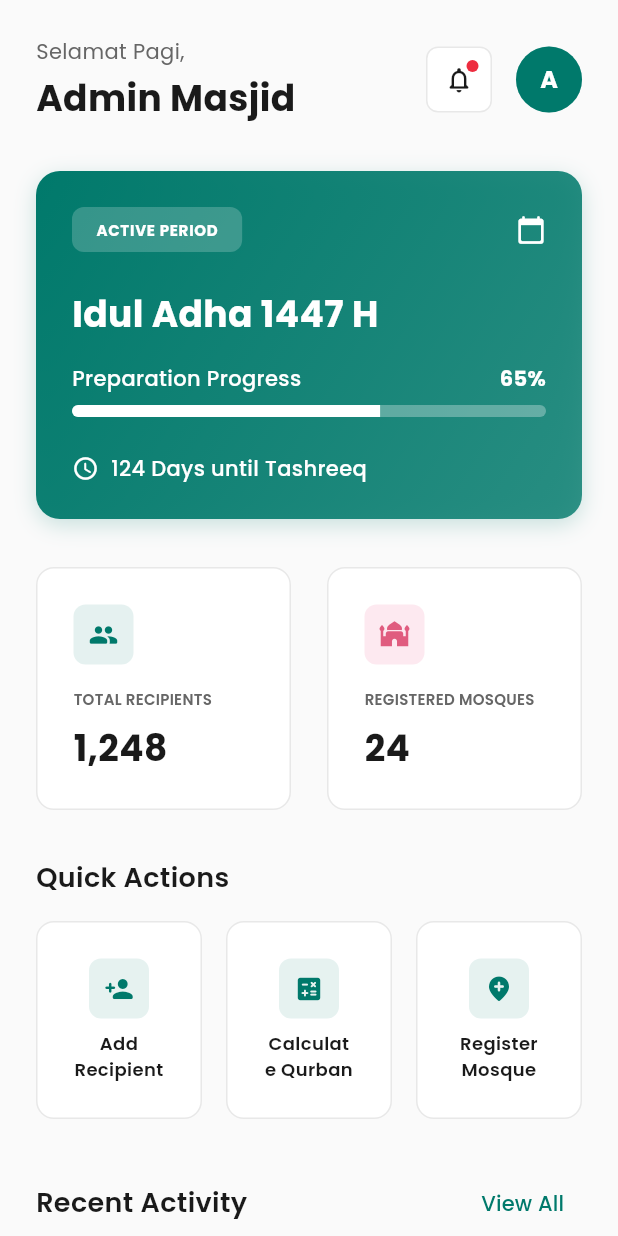
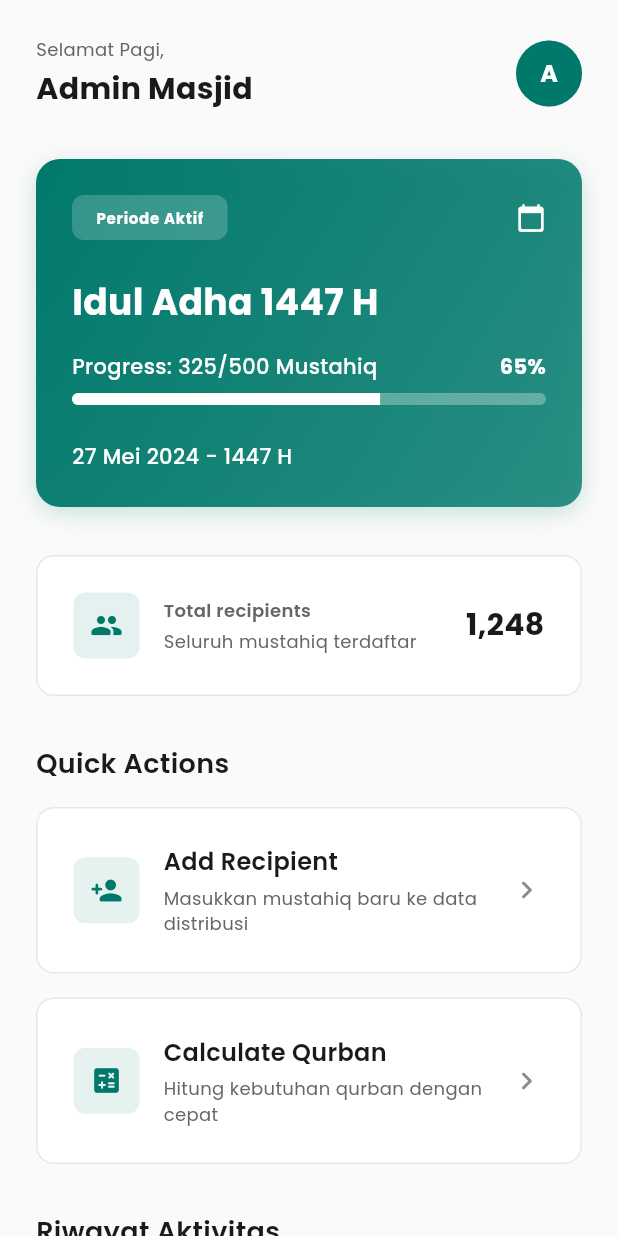
Before and after one commit to ahmaddzidnii/kurbankit-uas-kelompok-ppb, a Flutter app: the AdminHomePage screen opened by its route, on a phone screen of 412 x 824 dp. Run offline on Flutter 3.47's test engine with Material 3 defaults, Android fonts, the phone set to English and light mode, and no system bars; our stand-ins replace dio, flutter_secure_storage, get_it, go_router, package_info_plus, shared_preferences; accounts and stored records are empty.

Commit message:
feat: reorganize onboarding and splash screens; remove unused auth page and update routing refactor: enhance admin home page layout and statistics display; remove guide card fix: update import paths for onboarding and splash screens

```diff
--- a/lib/app_router.dart
+++ b/lib/app_router.dart
@@ -22,7 +22,7 @@ import 'package:qurban_kit/features/mosque_dashboard/presentation/screens/recipi
 import 'package:qurban_kit/features/mosque_dashboard/presentation/screens/recipients/recipients_page.dart';
 import 'package:qurban_kit/features/mosque_dashboard/presentation/screens/settings/mosque_settings_page.dart';
 import 'package:qurban_kit/features/mosque_registration/presentation/mosque_registration/screens/mosque_registration_page.dart';
-import 'package:qurban_kit/features/onboarding/presentation/onboarding/screens/onboarding.dart';
+import 'package:qurban_kit/features/onboarding/presentation/screens/onboarding.dart';
 import 'package:qurban_kit/features/qurban_distribution/data/models/calculator_models.dart';
 import 'package:qurban_kit/features/splash/presentation/screens/splash.dart';
 
--- a/lib/features/mosque_dashboard/presentation/mosque_dashboard/screens/dashboard/admin_home_page.dart
+++ b/lib/features/mosque_dashboard/presentation/mosque_dashboard/screens/dashboard/admin_home_page.dart
@@ -82,10 +82,6 @@ class _AdminHomePageState extends State<AdminHomePage> {
                 // Recent activity
                 _buildRecentActivitySection(),
                 const SizedBox(height: AppSpacing.xl),
-
-                // Guide card
-                _buildGuideCard(),
-                const SizedBox(height: AppSpacing.lg),
               ],
             ),
           ),
@@ -105,7 +101,7 @@ class _AdminHomePageState extends State<AdminHomePage> {
               Text(
                 'Selamat Pagi,',
                 style: TextStyle(
-                  fontSize: AppTypography.bodyMedium,
+                  fontSize: AppTypography.bodySmall,
                   color: AppColors.textSubdued,
                   fontWeight: AppTypography.regular,
                 ),
@@ -114,7 +110,7 @@ class _AdminHomePageState extends State<AdminHomePage> {
               Text(
                 _user?.name ?? 'Admin Masjid',
                 style: const TextStyle(
-                  fontSize: AppTypography.displaySmall,
+                  fontSize: AppTypography.headingLarge,
                   fontWeight: AppTypography.bold,
                   color: AppColors.textBase,
                 ),
@@ -124,42 +120,6 @@ class _AdminHomePageState extends State<AdminHomePage> {
         ),
         Row(
           children: [
-            // Notification icon
-            Container(
-              width: 44,
-              height: 44,
-              decoration: BoxDecoration(
-                color: AppColors.backgroundElevatedBase,
-                borderRadius: BorderRadius.circular(AppRadius.sm),
-                border: Border.all(
-                  color: AppColors.decorativeSubdued,
-                  width: 1,
-                ),
-              ),
-              child: Stack(
-                alignment: Alignment.center,
-                children: [
-                  Icon(
-                    Icons.notifications_none_rounded,
-                    color: AppColors.textBase,
-                    size: 20,
-                  ),
-                  Positioned(
-                    top: 8,
-                    right: 8,
-                    child: Container(
-                      width: 8,
-                      height: 8,
-                      decoration: BoxDecoration(
-                        color: AppColors.essentialNegative,
-                        shape: BoxShape.circle,
-                      ),
-                    ),
-                  ),
-                ],
-              ),
-            ),
-            const SizedBox(width: AppSpacing.md),
             // Profile avatar
             GestureDetector(
               onTap: () {
@@ -234,7 +194,7 @@ class _AdminHomePageState extends State<AdminHomePage> {
                   borderRadius: BorderRadius.circular(AppRadius.sm),
                 ),
                 child: const Text(
-                  'ACTIVE PERIOD',
+                  'Periode Aktif',
                   style: TextStyle(
                     fontSize: AppTypography.labelSmall,
                     fontWeight: AppTypography.bold,
@@ -267,7 +227,7 @@ class _AdminHomePageState extends State<AdminHomePage> {
                 mainAxisAlignment: MainAxisAlignment.spaceBetween,
                 children: [
                   const Text(
-                    'Preparation Progress',
+                    'Progress: 325/500 Mustahiq',
                     style: TextStyle(
                       fontSize: AppTypography.bodyMedium,
                       fontWeight: AppTypography.medium,
@@ -301,10 +261,8 @@ class _AdminHomePageState extends State<AdminHomePage> {
           // Days remaining
           Row(
             children: [
-              Icon(Icons.access_time_rounded, color: Colors.white, size: 18),
-              const SizedBox(width: AppSpacing.sm),
               const Text(
-                '124 Days until Tashreeq',
+                '27 Mei 2024 - 1447 H',
                 style: TextStyle(
                   fontSize: AppTypography.bodyMedium,
                   fontWeight: AppTypography.medium,
@@ -319,28 +277,78 @@ class _AdminHomePageState extends State<AdminHomePage> {
   }
 
   Widget _buildStatisticsSection() {
-    return Row(
-      children: [
-        Expanded(
-          child: _buildStatisticCard(
+    return _buildCompactStatisticCard(
       icon: Icons.people_rounded,
-            title: 'TOTAL RECIPIENTS',
+      title: 'Total recipients',
       value: '1,248',
+      subtitle: 'Seluruh mustahiq terdaftar',
       backgroundColor: AppColors.essentialBrightAccent.withOpacity(0.1),
       iconColor: AppColors.essentialBrightAccent,
+    );
+  }
+
+  Widget _buildCompactStatisticCard({
+    required IconData icon,
+    required String title,
+    required String value,
+    required String subtitle,
+    required Color backgroundColor,
+    required Color iconColor,
+  }) {
+    return Container(
+      width: double.infinity,
+      padding: const EdgeInsets.all(AppSpacing.lg),
+      decoration: BoxDecoration(
+        color: AppColors.backgroundElevatedBase,
+        border: Border.all(color: AppColors.decorativeSubdued, width: 1),
+        borderRadius: BorderRadius.circular(AppRadius.md),
+      ),
+      child: Row(
+        children: [
+          Container(
+            width: 44,
+            height: 44,
+            decoration: BoxDecoration(
+              color: backgroundColor,
+              borderRadius: BorderRadius.circular(AppRadius.sm),
+            ),
+            child: Icon(icon, color: iconColor, size: 22),
+          ),
+          const SizedBox(width: AppSpacing.md),
+          Expanded(
+            child: Column(
+              crossAxisAlignment: CrossAxisAlignment.start,
+              children: [
+                Text(
+                  title,
+                  style: TextStyle(
+                    fontSize: AppTypography.labelMedium,
+                    fontWeight: AppTypography.semiBold,
+                    color: AppColors.textSubdued,
                   ),
                 ),
-        const SizedBox(width: AppSpacing.lg),
-        Expanded(
-          child: _buildStatisticCard(
-            icon: Icons.mosque_rounded,
-            title: 'REGISTERED MOSQUES',
-            value: '24',
-            backgroundColor: const Color(0xFFFCE4EC).withOpacity(0.8),
-            iconColor: const Color(0xFFE05C7F),
+                const SizedBox(height: AppSpacing.xs),
+                Text(
+                  subtitle,
+                  style: TextStyle(
+                    fontSize: AppTypography.bodySmall,
+                    color: AppColors.textSubdued,
                   ),
                 ),
               ],
+            ),
+          ),
+          const SizedBox(width: AppSpacing.md),
+          Text(
+            value,
+            style: const TextStyle(
+              fontSize: AppTypography.headingLarge,
+              fontWeight: AppTypography.bold,
+              color: AppColors.textBase,
+            ),
+          ),
+        ],
+      ),
     );
   }
 
@@ -407,36 +415,24 @@ class _AdminHomePageState extends State<AdminHomePage> {
           ),
         ),
         const SizedBox(height: AppSpacing.md),
-        Row(
+        Column(
           children: [
-            Expanded(
-              child: _buildActionButton(
+            _buildActionButton(
               icon: Icons.person_add_rounded,
               label: 'Add Recipient',
+              description: 'Masukkan mustahiq baru ke data distribusi',
               onTap: () {
                 context.push('/mosque-recipient-form');
               },
             ),
-            ),
-            const SizedBox(width: AppSpacing.md),
-            Expanded(
-              child: _buildActionButton(
+            const SizedBox(height: AppSpacing.md),
+            _buildActionButton(
               icon: Icons.calculate_rounded,
               label: 'Calculate Qurban',
+              description: 'Hitung kebutuhan qurban dengan cepat',
               onTap: () {
                 context.push('/calculator-template-selection');
               },
-              ),
-            ),
-            const SizedBox(width: AppSpacing.md),
-            Expanded(
-              child: _buildActionButton(
-                icon: Icons.add_location_rounded,
-                label: 'Register Mosque',
-                onTap: () {
-                  context.push('/mosque-registration');
-                },
-              ),
             ),
           ],
         ),
@@ -447,22 +443,24 @@ class _AdminHomePageState extends State<AdminHomePage> {
   Widget _buildActionButton({
     required IconData icon,
     required String label,
+    required String description,
     required VoidCallback onTap,
   }) {
     return GestureDetector(
       onTap: onTap,
       child: Container(
+        width: double.infinity,
         padding: const EdgeInsets.all(AppSpacing.lg),
         decoration: BoxDecoration(
           color: AppColors.backgroundElevatedBase,
           border: Border.all(color: AppColors.decorativeSubdued, width: 1),
           borderRadius: BorderRadius.circular(AppRadius.md),
         ),
-        child: Column(
+        child: Row(
           children: [
             Container(
-              width: 40,
-              height: 40,
+              width: 44,
+              height: 44,
               decoration: BoxDecoration(
                 color: AppColors.essentialBrightAccent.withValues(alpha: 0.1),
                 borderRadius: BorderRadius.circular(AppRadius.sm),
@@ -470,18 +468,37 @@ class _AdminHomePageState extends State<AdminHomePage> {
               child: Icon(
                 icon,
                 color: AppColors.essentialBrightAccent,
-                size: 20,
+                size: 22,
               ),
             ),
-            const SizedBox(height: AppSpacing.sm),
+            const SizedBox(width: AppSpacing.md),
+            Expanded(
+              child: Column(
+                crossAxisAlignment: CrossAxisAlignment.start,
+                children: [
                   Text(
                     label,
-              textAlign: TextAlign.center,
                     style: const TextStyle(
-                fontSize: AppTypography.labelMedium,
+                      fontSize: AppTypography.bodyLarge,
                       fontWeight: AppTypography.semiBold,
                       color: AppColors.textBase,
                     ),
+                  ),
+                  const SizedBox(height: AppSpacing.xs),
+                  Text(
+                    description,
+                    style: TextStyle(
+                      fontSize: AppTypography.bodySmall,
+                      color: AppColors.textSubdued,
+                    ),
+                  ),
+                ],
+              ),
+            ),
+            const SizedBox(width: AppSpacing.sm),
+            Icon(
+              Icons.chevron_right_rounded,
+              color: AppColors.textSubdued.withOpacity(0.75),
             ),
           ],
         ),
@@ -497,14 +514,13 @@ class _AdminHomePageState extends State<AdminHomePage> {
           mainAxisAlignment: MainAxisAlignment.spaceBetween,
           children: [
             Text(
-              'Recent Activity',
+              'Riwayat Aktivitas',
               style: TextStyle(
                 fontSize: AppTypography.headingMedium,
                 fontWeight: AppTypography.semiBold,
                 color: AppColors.textBase,
               ),
             ),
-            TextButton(onPressed: () {}, child: const Text('View All')),
           ],
         ),
         const SizedBox(height: AppSpacing.md),
@@ -596,88 +612,4 @@ class _AdminHomePageState extends State<AdminHomePage> {
       ),
     );
   }
-
-  Widget _buildGuideCard() {
-    return GestureDetector(
-      onTap: () {
-        ScaffoldMessenger.of(
-          context,
-        ).showSnackBar(const SnackBar(content: Text('Guide - Coming Soon')));
-      },
-      child: Container(
-        height: 140,
-        decoration: BoxDecoration(
-          borderRadius: BorderRadius.circular(AppRadius.lg),
-          gradient: LinearGradient(
-            colors: [
-              AppColors.essentialBrightAccent.withOpacity(0.7),
-              AppColors.essentialBrightAccent.withOpacity(0.5),
-            ],
-            begin: Alignment.topLeft,
-            end: Alignment.bottomRight,
-          ),
-          boxShadow: [
-            BoxShadow(
-              color: Colors.black.withOpacity(0.1),
-              blurRadius: 8,
-              offset: const Offset(0, 2),
-            ),
-          ],
-        ),
-        child: Container(
-          decoration: BoxDecoration(
-            borderRadius: BorderRadius.circular(AppRadius.lg),
-            gradient: LinearGradient(
-              colors: [
-                Colors.black.withOpacity(0.4),
-                Colors.black.withOpacity(0.2),
-              ],
-              begin: Alignment.bottomCenter,
-              end: Alignment.topCenter,
-            ),
-          ),
-          padding: const EdgeInsets.all(AppSpacing.lg),
-          child: Column(
-            mainAxisAlignment: MainAxisAlignment.end,
-            crossAxisAlignment: CrossAxisAlignment.start,
-            children: [
-              Row(
-                children: [
-                  Icon(
-                    Icons.auto_stories_rounded,
-                    color: Colors.white,
-                    size: 24,
-                  ),
-                  const SizedBox(width: AppSpacing.md),
-                  Expanded(
-                    child: Column(
-                      crossAxisAlignment: CrossAxisAlignment.start,
-                      children: [
-                        const Text(
-                          'Guide to Sacred Rituals',
-                          style: TextStyle(
-                            fontSize: AppTypography.headingMedium,
-                            fontWeight: AppTypography.bold,
-                            color: Colors.white,
-                          ),
-                        ),
-                        const SizedBox(height: AppSpacing.xs),
-                        const Text(
-                          'Learn the best practices for Qurban management.',
-                          style: TextStyle(
-                            fontSize: AppTypography.bodySmall,
-                            color: Colors.white,
-                          ),
-                        ),
-                      ],
-                    ),
-                  ),
-                ],
-              ),
-            ],
-          ),
-        ),
-      ),
-    );
 }
-}
--- a/lib/features/splash/presentation/screens/splash.dart
+++ b/lib/features/splash/presentation/screens/splash.dart
@@ -5,7 +5,6 @@ import 'package:go_router/go_router.dart';
 import 'package:package_info_plus/package_info_plus.dart';
 import 'package:qurban_kit/core/services/post_login_route_service.dart';
 import 'package:qurban_kit/features/auth/data/models/auth_models.dart';
-import 'package:qurban_kit/features/onboarding/presentation/onboarding/screens/onboarding.dart';
 import 'package:qurban_kit/core/configs/theme/theme.dart';
 import 'package:qurban_kit/core/services/onboarding_service.dart';
 import 'package:qurban_kit/core/services/service_locator.dart';
```
Also changed, not shown: lib/features/auth/presentation/auth/screens/auth.dart (deleted, +0 -429 lines), lib/features/onboarding/presentation/screens/onboarding.dart (renamed from lib/features/onboarding/presentation/onboarding/screens/onboarding.dart). Lines whose indentation alone changed are shown as unchanged.
